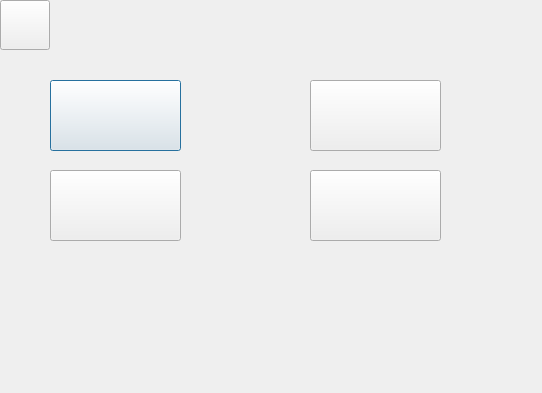
Phoenix-PKU/PracticeofProgramming, file sheep_and_sheep/menu.ui: the form before one commit.
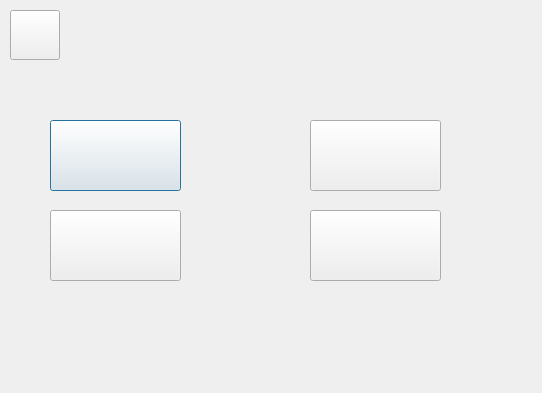
The form after the commit. Icons and pictures are not drawn.

What changed in the file:
```diff
--- a/sheep_and_sheep/menu.ui
+++ b/sheep_and_sheep/menu.ui
@@ -17,7 +17,7 @@
    <property name="geometry">
     <rect>
      <x>50</x>
-     <y>80</y>
+     <y>120</y>
      <width>131</width>
      <height>71</height>
     </rect>
@@ -34,7 +34,7 @@
    <property name="geometry">
     <rect>
      <x>310</x>
-     <y>80</y>
+     <y>120</y>
      <width>131</width>
      <height>71</height>
     </rect>
@@ -51,7 +51,7 @@
    <property name="geometry">
     <rect>
      <x>50</x>
-     <y>170</y>
+     <y>210</y>
      <width>131</width>
      <height>71</height>
     </rect>
@@ -68,7 +68,7 @@
    <property name="geometry">
     <rect>
      <x>310</x>
-     <y>170</y>
+     <y>210</y>
      <width>131</width>
      <height>71</height>
     </rect>
@@ -84,8 +84,8 @@
   <widget class="QPushButton" name="quit">
    <property name="geometry">
     <rect>
-     <x>0</x>
-     <y>0</y>
+     <x>10</x>
+     <y>10</y>
      <width>50</width>
      <height>50</height>
     </rect>
```
